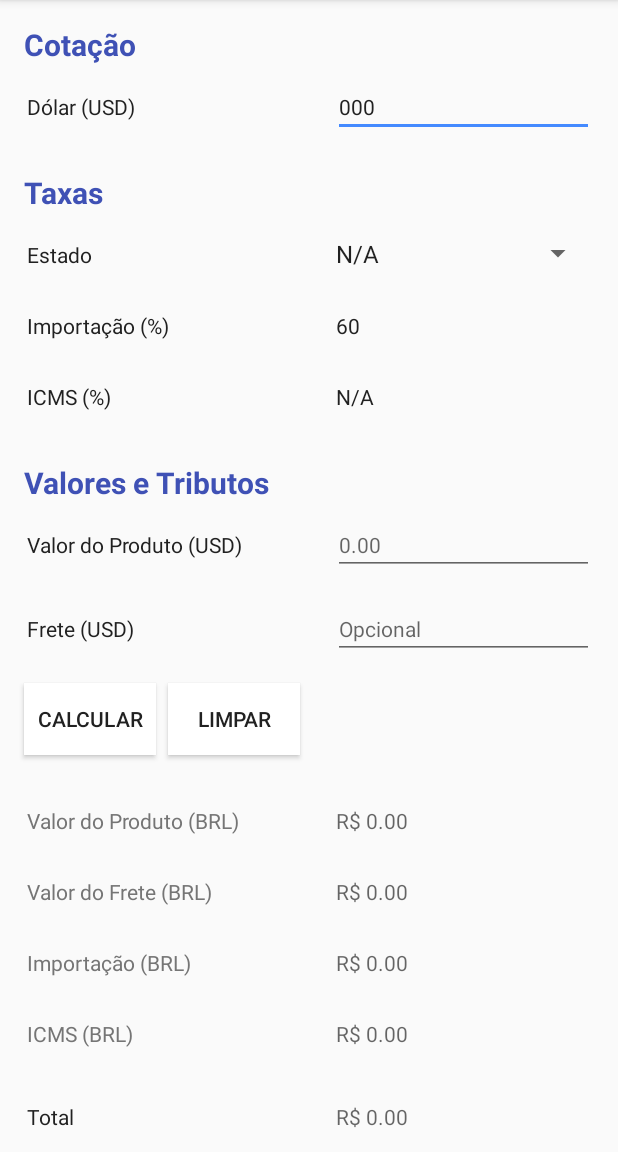
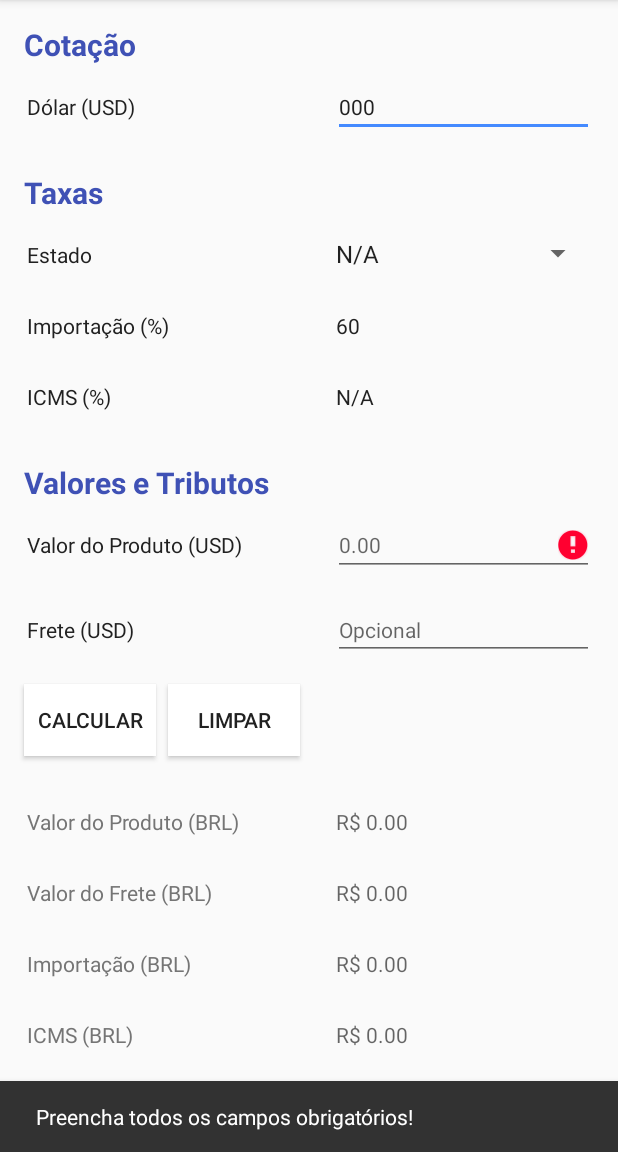
Before and after one commit to Tomahaawk/CIMP, an Android app: the screen it shows after launch (MainActivity), after a tap on "CALCULAR", on a phone screen of 412 x 824 dp, the part 84-1236 px from its top. Run offline under Robolectric (Android 15) with nearby library versions, the phone set to English and light mode, and no system bars; libraries missing offline, so code that uses them is left out: com.github.rtoshiro.util; 2 statements that could not run were skipped.

Commit message:
Substituição dos Toasts por SnackBars.

```diff
--- a/app/src/main/java/com/gohorse/calculadoraimpostoimportacao/activities/MainActivity.java
+++ b/app/src/main/java/com/gohorse/calculadoraimpostoimportacao/activities/MainActivity.java
@@ -5,6 +5,7 @@ import android.content.Context;
 import android.content.Intent;
 import android.net.ConnectivityManager;
 import android.net.NetworkInfo;
+import android.support.design.widget.Snackbar;
 import android.support.v7.app.AppCompatActivity;
 import android.os.Bundle;
 import android.support.v7.widget.Toolbar;
@@ -24,15 +25,18 @@ import android.widget.Toast;
 import com.github.rtoshiro.util.format.SimpleMaskFormatter;
 import com.github.rtoshiro.util.format.text.MaskTextWatcher;
 import com.gohorse.calculadoraimpostoimportacao.R;
-import com.gohorse.calculadoraimpostoimportacao.util.AsyncTaskCompleteListener;
-import com.gohorse.calculadoraimpostoimportacao.util.JsonRequestHandler;
+import com.gohorse.calculadoraimpostoimportacao.interfaces.AsyncTaskCompleteListener;
+import com.gohorse.calculadoraimpostoimportacao.util.JsonHandler;
 import com.gohorse.calculadoraimpostoimportacao.core.Moeda;
 import com.gohorse.calculadoraimpostoimportacao.util.JsonRequestTask;
 
+import java.text.DecimalFormat;
+import java.text.DecimalFormatSymbols;
 import java.util.Locale;
 
 public class MainActivity extends AppCompatActivity implements AsyncTaskCompleteListener {
 
+    private View parentView;
     private Toolbar toolbar;
     private TextView valorProdutoBrl;
     private TextView valorImportacaoBrl;
@@ -49,13 +53,14 @@ public class MainActivity extends AppCompatActivity implements AsyncTaskComplete
     private Button btCalcular;
     private ScrollView scrollView;
 
-    private JsonRequestHandler jsonRequestHandler;
+    private JsonHandler jsonHandler;
 
     private Moeda moeda = null;
 
     private SimpleMaskFormatter maskFormatter = new SimpleMaskFormatter("N.NN");
     private MaskTextWatcher maskTextWatcher;
 
+    private final Locale locale = new Locale("pt", "BR");
     private static final String URL_STRING = "http://api.promasters.net.br/cotacao/v1/valores";
 
     @Override
@@ -63,6 +68,7 @@ public class MainActivity extends AppCompatActivity implements AsyncTaskComplete
         super.onCreate(savedInstanceState);
         setContentView(R.layout.activity_main);
 
+        parentView = findViewById(R.id.parent_view);
         toolbar = (Toolbar) findViewById(R.id.toolbar);
         valorProdutoBrl = (TextView) findViewById(R.id.tv_valor_prod_brl_id);
         valorImportacaoBrl = (TextView) findViewById(R.id.tv_valor_importacao_id);
@@ -81,7 +87,7 @@ public class MainActivity extends AppCompatActivity implements AsyncTaskComplete
         toolbar.setTitle("CIMP");
         setSupportActionBar(toolbar);
 
-        jsonRequestHandler = new JsonRequestHandler();
+        jsonHandler = new JsonHandler();
 
         maskTextWatcher = new MaskTextWatcher(valorCotacao, maskFormatter);
         valorCotacao.addTextChangedListener(maskTextWatcher);
@@ -104,7 +110,7 @@ public class MainActivity extends AppCompatActivity implements AsyncTaskComplete
                 String estado = spinnerEstados.getItemAtPosition(position).toString();
 
                 if (!estado.equals("N/A")) {
-                    int icms = jsonRequestHandler.recuperaIcmsEstados(getApplicationContext(), estado);
+                    int icms = jsonHandler.recuperaIcmsEstados(getApplicationContext(), estado);
                     valorIcms.setText(String.valueOf(icms));
 
                 } else {
@@ -121,11 +127,8 @@ public class MainActivity extends AppCompatActivity implements AsyncTaskComplete
         spinnerEstados.setOnTouchListener(new View.OnTouchListener() {
             @Override
             public boolean onTouch(View v, MotionEvent event) {
-                /*
-                 * Fecha o teclado caso esteja aberto.
-                 */
-                InputMethodManager imm = (InputMethodManager) getApplicationContext().getSystemService(Context.INPUT_METHOD_SERVICE);
-                imm.hideSoftInputFromWindow(v.getWindowToken(), 0);
+
+                esconderTeclado(v);
                 return false;
             }
         });
@@ -135,14 +138,19 @@ public class MainActivity extends AppCompatActivity implements AsyncTaskComplete
             @Override
             public void onClick(View v) {
                 if (valorCotacao.getText().toString().equals("") || valorProdutoUsd.getText().toString().equals("")) {
-                    Toast.makeText(getApplicationContext(), "Preencha todos os campos necessarios!", Toast.LENGTH_SHORT).show();
+
+                    if(valorCotacao.getText().toString().equals("")) {
+                        valorCotacao.setError("Campo obrigatório");
+                    }
+
+                    if (valorProdutoUsd.getText().toString().equals("")) {
+                        valorProdutoUsd.setError("Campo obrigatório");
+                    }
+
+                    Snackbar.make(v, "Preencha todos os campos obrigatórios!", Snackbar.LENGTH_LONG).show();
 
                 } else {
                     calculaValores();
-                    /*
-                     * Animação de scroll (1 segundo) até a TextView valorTotalBrl.
-                     */
-                    ObjectAnimator.ofInt(scrollView, "ScrollY", valorTotalBrl.getBottom()).setDuration(1000).start();
                 }
 
             }
@@ -151,11 +159,8 @@ public class MainActivity extends AppCompatActivity implements AsyncTaskComplete
         btCalcular.setOnTouchListener(new View.OnTouchListener() {
             @Override
             public boolean onTouch(View v, MotionEvent event) {
-                /*
-                 * Fecha o spinner/teclado caso esteja aberto.
-                 */
-                InputMethodManager imm = (InputMethodManager) getApplicationContext().getSystemService(Context.INPUT_METHOD_SERVICE);
-                imm.hideSoftInputFromWindow(v.getWindowToken(), 0);
+
+                esconderTeclado(v);
                 return false;
             }
         });
@@ -172,7 +177,8 @@ public class MainActivity extends AppCompatActivity implements AsyncTaskComplete
                 startActivity(intent);
                 return true;
 
-            case R.id.menu_info_dolar:
+            case R.id.menu_item_atualizar:
+                buscaCotacaoOnline();
                 return true;
 
             default:
@@ -217,11 +223,13 @@ public class MainActivity extends AppCompatActivity implements AsyncTaskComplete
         double icms = baseCalculo2 * icmsEstado;
         double total = baseCalculo1 + icms;
 
-        String strProdutoBrl = String.format(Locale.US, "R$ %.2f", produtoBrl);
-        String strFreteBrl = String.format(Locale.US, "R$ %.2f", freteBrl);
-        String strImportacao = String.format(Locale.US, "R$ %.2f", importacao);
-        String strIcms = String.format(Locale.US, "R$ %.2f", icms);
-        String strTotal = String.format(Locale.US, "R$ %.2f", total);
+        DecimalFormat decimalFormat = new DecimalFormat("#,##0.00", new DecimalFormatSymbols(locale));
+
+        String strProdutoBrl = "R$ " + decimalFormat.format(produtoBrl);
+        String strFreteBrl = "R$ " + decimalFormat.format(freteBrl);
+        String strImportacao = "R$ " + decimalFormat.format(importacao);
+        String strIcms = "R$ " + decimalFormat.format(icms);
+        String strTotal = "R$ " + decimalFormat.format(total);
 
         valorProdutoBrl.setText(strProdutoBrl);
         valorFreteBrl.setText(strFreteBrl);
@@ -229,6 +237,10 @@ public class MainActivity extends AppCompatActivity implements AsyncTaskComplete
         valorImportacaoBrl.setText(strImportacao);
         valorTotalBrl.setText(strTotal);
 
+       /*
+        * Animação de scroll (1 segundo) até a TextView valorTotalBrl.
+        */
+        ObjectAnimator.ofInt(scrollView, "ScrollY", valorTotalBrl.getBottom()).setDuration(1000).start();
     }
 
     /*
@@ -255,13 +267,28 @@ public class MainActivity extends AppCompatActivity implements AsyncTaskComplete
                 return true;
 
             } else {
-                Toast.makeText(getApplicationContext(),
-                        "Não foi possível obter a cotação online. Verifique a sua conexão ou insira o valor manualmente.",
-                        Toast.LENGTH_LONG).show();
+
+                Snackbar.make(parentView , "Não foi possível obter a cotação online.", Snackbar.LENGTH_LONG)
+                        .setAction("Recarregar", new View.OnClickListener() {
+                            @Override
+                            public void onClick(View v) {
+                                buscaCotacaoOnline();
+                            }
+                        })
+                        .show();
 
                 return false;
             }
 
+    }
+
+    /*
+     * Fecha o teclado/spinner caso esteja aberto.
+     */
+    private void esconderTeclado(View v) {
+
+        InputMethodManager imm = (InputMethodManager) getApplicationContext().getSystemService(Context.INPUT_METHOD_SERVICE);
+        imm.hideSoftInputFromWindow(v.getWindowToken(), 0);
     }
 
     /*
@@ -271,7 +298,7 @@ public class MainActivity extends AppCompatActivity implements AsyncTaskComplete
     @Override
     public void onTaskComplete(String result) {
 
-        moeda = jsonRequestHandler.montarObjeto(result);
+        moeda = jsonHandler.montarObjeto(result);
 
         if (moeda != null) {
             String valorMoeda = String.valueOf(moeda.getValor());
--- a/app/src/main/java/com/gohorse/calculadoraimpostoimportacao/util/AsyncTaskCompleteListener.java
+++ b/app/src/main/java/com/gohorse/calculadoraimpostoimportacao/interfaces/AsyncTaskCompleteListener.java
@@ -1,4 +1,4 @@
-package com.gohorse.calculadoraimpostoimportacao.util;
+package com.gohorse.calculadoraimpostoimportacao.interfaces;
 
 public interface AsyncTaskCompleteListener {
 
--- a/app/src/main/java/com/gohorse/calculadoraimpostoimportacao/util/JsonRequestHandler.java
+++ b/app/src/main/java/com/gohorse/calculadoraimpostoimportacao/util/JsonHandler.java
@@ -18,12 +18,12 @@ import java.text.SimpleDateFormat;
 import java.util.Locale;
 
 
-public class JsonRequestHandler {
+public class JsonHandler {
 
     private JSONObject jsonObject = null;
     private Moeda moedaUSD;
 
-    public JsonRequestHandler() {}
+    public JsonHandler() {}
 
     /*
      * Monta o objeto Moeda a partir do JSON
--- a/app/src/main/java/com/gohorse/calculadoraimpostoimportacao/util/JsonRequestTask.java
+++ b/app/src/main/java/com/gohorse/calculadoraimpostoimportacao/util/JsonRequestTask.java
@@ -4,6 +4,8 @@ import android.app.ProgressDialog;
 import android.content.Context;
 import android.os.AsyncTask;
 import android.util.Log;
+
+import com.gohorse.calculadoraimpostoimportacao.interfaces.AsyncTaskCompleteListener;
 
 import java.io.BufferedInputStream;
 import java.io.BufferedReader;
@@ -82,9 +84,7 @@ public class JsonRequestTask extends AsyncTask<String, Void, String> {
     protected void onPostExecute(String s) {
         super.onPostExecute(s);
 
-        if(s != null) {
-            cb.onTaskComplete(s);
-        }
+        cb.onTaskComplete(s);
 
         if(progressDialog.isShowing()) {
             progressDialog.dismiss();
--- a/app/src/main/res/layout/activity_main.xml
+++ b/app/src/main/res/layout/activity_main.xml
@@ -2,6 +2,7 @@
 <LinearLayout xmlns:android="http://schemas.android.com/apk/res/android"
     xmlns:app="http://schemas.android.com/apk/res-auto"
     xmlns:tools="http://schemas.android.com/tools"
+    android:id="@+id/parent_view"
     android:layout_width="match_parent"
     android:layout_height="match_parent"
     android:orientation="vertical"
--- a/app/src/main/res/menu/main_menu.xml
+++ b/app/src/main/res/menu/main_menu.xml
@@ -9,8 +9,8 @@
         android:orderInCategory="100"
         app:showAsAction="never"/>
     <item
-        android:id="@+id/menu_info_dolar"
-        android:orderInCategory="90"
-        android:title="@string/menu_item_info_dolar"
+        android:id="@+id/menu_item_atualizar"
+        android:orderInCategory="80"
+        android:title="@string/menu_iten_atualizar"
         app:showAsAction="never"/>
 </menu>
--- a/app/src/main/res/values/strings.xml
+++ b/app/src/main/res/values/strings.xml
@@ -30,8 +30,8 @@
     <string name="botao_limpar">Limpar</string>
     <string name="botao_calcular">Calcular</string>
 
+    <string name="menu_iten_atualizar">Atualizar</string>
     <string name="menu_item_sobre">Sobre</string>
-    <string name="menu_item_info_dolar">Cotação</string>
 
     <string name="github">github.com/Tomahaawk/CIMP</string>
 
```
